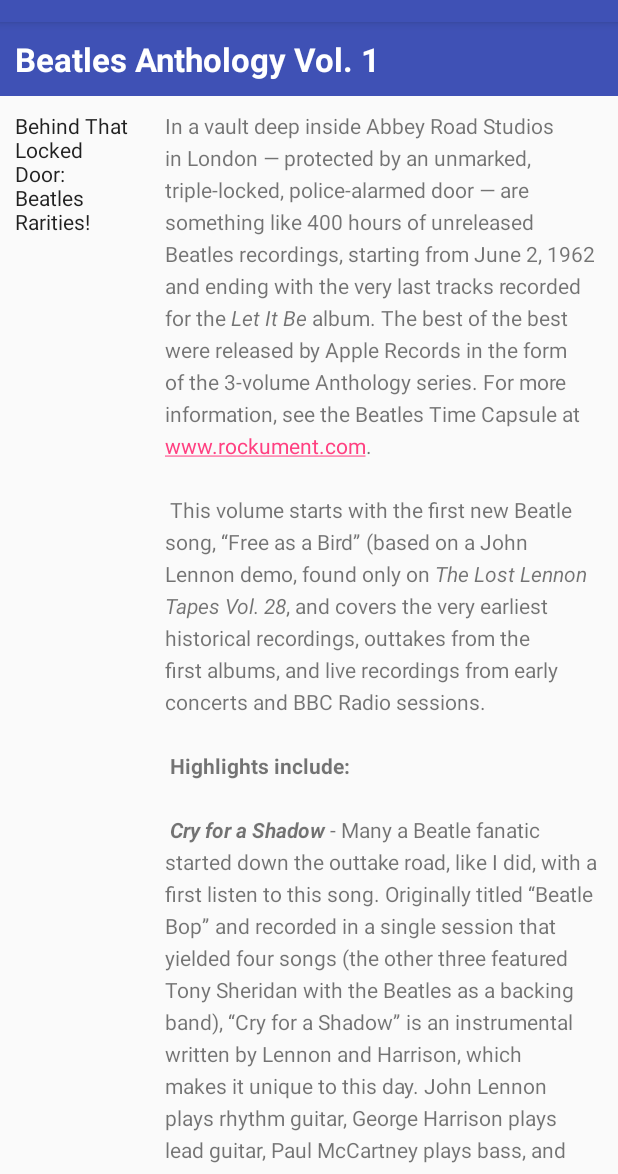
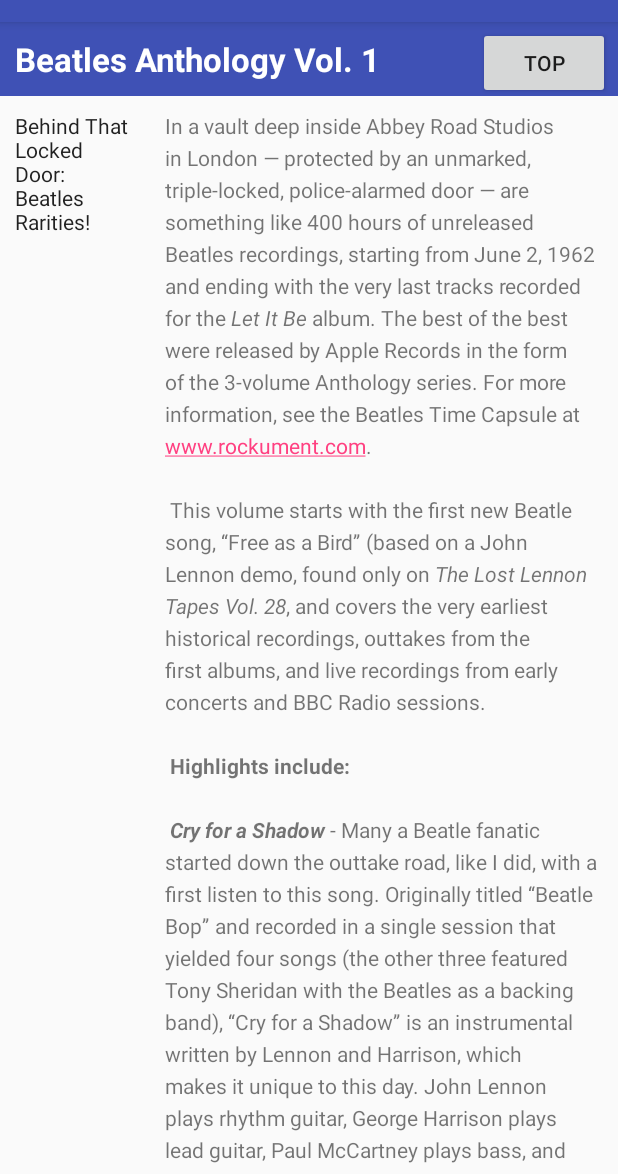
Before and after one commit to Ming119/109-2-Android-Application-Development, an Android app: the screen it shows after launch (MainActivity), on a phone screen of 412 x 824 dp, the part 62-1236 px from its top. Run offline under Robolectric (Android 15) with nearby library versions, the phone set to English and light mode, and no system bars.

Commit message:
update button on HW3 1.3 for fun

```diff
--- a/HW3/1.3/108590050_HW3 1.3/app/src/main/java/com/example/android/scrollingtext/MainActivity.java
+++ b/HW3/1.3/108590050_HW3 1.3/app/src/main/java/com/example/android/scrollingtext/MainActivity.java
@@ -18,6 +18,8 @@ package com.example.android.scrollingtext;
 
 import android.support.v7.app.AppCompatActivity;
 import android.os.Bundle;
+import android.view.View;
+import android.widget.ScrollView;
 
 /**
  * This app displays a scrollable TextView (a magazine article).
@@ -26,10 +28,16 @@ import android.os.Bundle;
  */
 
 public class MainActivity extends AppCompatActivity {
+    private ScrollView mainScrollView;
 
     @Override
     protected void onCreate(Bundle savedInstanceState) {
         super.onCreate(savedInstanceState);
         setContentView(R.layout.activity_main);
+        mainScrollView = (ScrollView)findViewById(R.id.scroll1);
+    }
+
+    public void returnTop(View view) {
+        mainScrollView.scrollTo(0, 0);
     }
 }
--- a/HW3/1.3/108590050_HW3 1.3/app/src/main/res/layout/activity_main.xml
+++ b/HW3/1.3/108590050_HW3 1.3/app/src/main/res/layout/activity_main.xml
@@ -28,15 +28,29 @@
         android:background="@color/colorPrimary"
         android:padding="@dimen/padding_regular"
         android:text="@string/article_title"
-        android:textAppearance=
-            "@android:style/TextAppearance.DeviceDefault.Large"
+        android:textAppearance="@android:style/TextAppearance.DeviceDefault.Large"
         android:textColor="@android:color/white"
         android:textStyle="bold" />
 
-    <ScrollView
+    <Button
+        android:id="@+id/button_top"
         android:layout_width="wrap_content"
         android:layout_height="wrap_content"
-        android:layout_below="@id/article_heading">
+        android:layout_alignParentTop="true"
+        android:layout_alignParentEnd="true"
+        android:layout_alignParentRight="true"
+        android:layout_marginTop="3dp"
+        android:layout_marginEnd="5dp"
+        android:layout_marginRight="5dp"
+        android:onClick="returnTop"
+        android:text="@string/button_top" />
+
+    <ScrollView
+        android:id="@+id/scroll1"
+        android:layout_width="wrap_content"
+        android:layout_height="wrap_content"
+        android:layout_below="@id/article_heading"
+        android:layout_marginTop="0dp">
 
         <LinearLayout
             android:layout_width="match_parent"
@@ -59,6 +73,7 @@
                 android:lineSpacingExtra="@dimen/line_spacing"
                 android:padding="@dimen/padding_regular"
                 android:text="@string/article_text" />
+
         </LinearLayout>
 
     </ScrollView>
--- a/HW3/1.3/108590050_HW3 1.3/app/src/main/res/values/strings.xml
+++ b/HW3/1.3/108590050_HW3 1.3/app/src/main/res/values/strings.xml
@@ -18,6 +18,8 @@
     <string name="app_name">Scrolling Text</string>
     <string name="article_title">Beatles Anthology Vol. 1</string>
     <string name="article_subtitle">Behind That Locked Door: Beatles Rarities!</string>
+    <string name="button_top">TOP</string>
+
     <string name="article_text">In a vault deep inside Abbey Road Studios in London — protected by an unmarked, triple-locked, police-alarmed door — are something like 400 hours of unreleased Beatles recordings, starting from June 2, 1962 and ending with the very last tracks recorded for the <i>Let It Be</i> album. The best of the best were released by Apple Records in the form of the 3-volume Anthology series.
         For more information, see the Beatles Time Capsule at www.rockument.com.
 \n\n
@@ -39,4 +41,5 @@ This volume starts with the first new Beatle song, “Free as a Bird” (based o
 \n\n
 <b><i>One After 909</i></b> — A song recorded for the <i>Let It Be</i> album was actually worked on way back in the beginning, six years earlier. This take shows how they did it much more slowly, with an R&amp;B feel to it.
 </string>
+
 </resources>
```
Also changed, not shown: HW3/2.1/108590050_HW3 2.1/gradle/wrapper/gradle-wrapper.properties, 1 other file.
